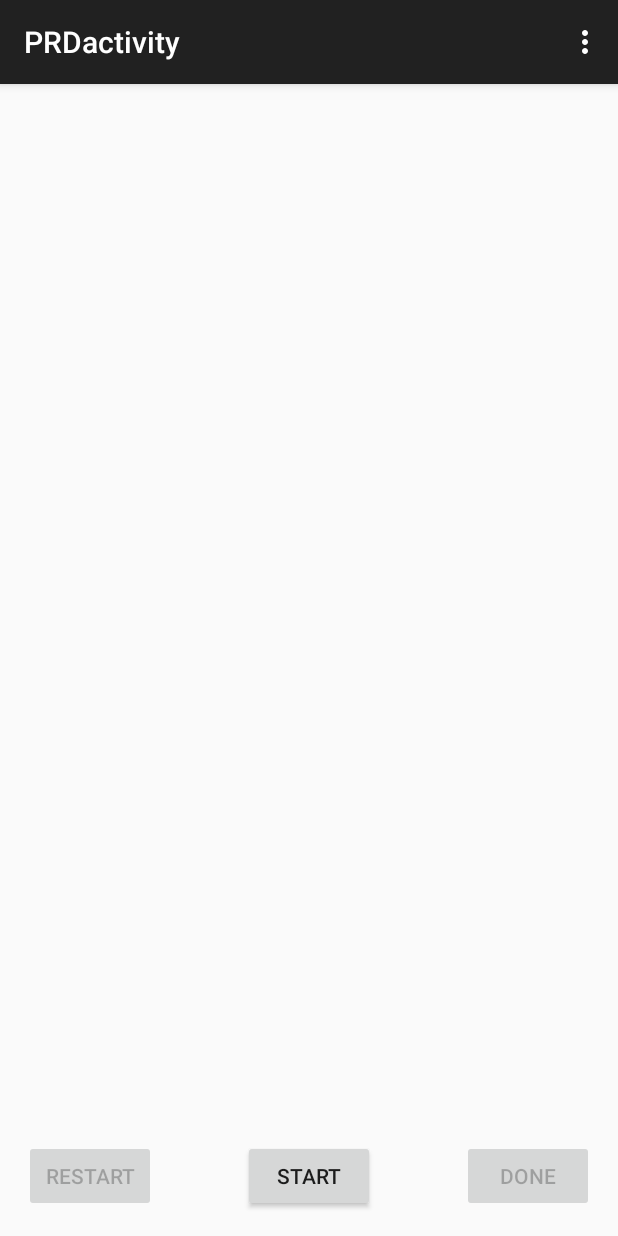
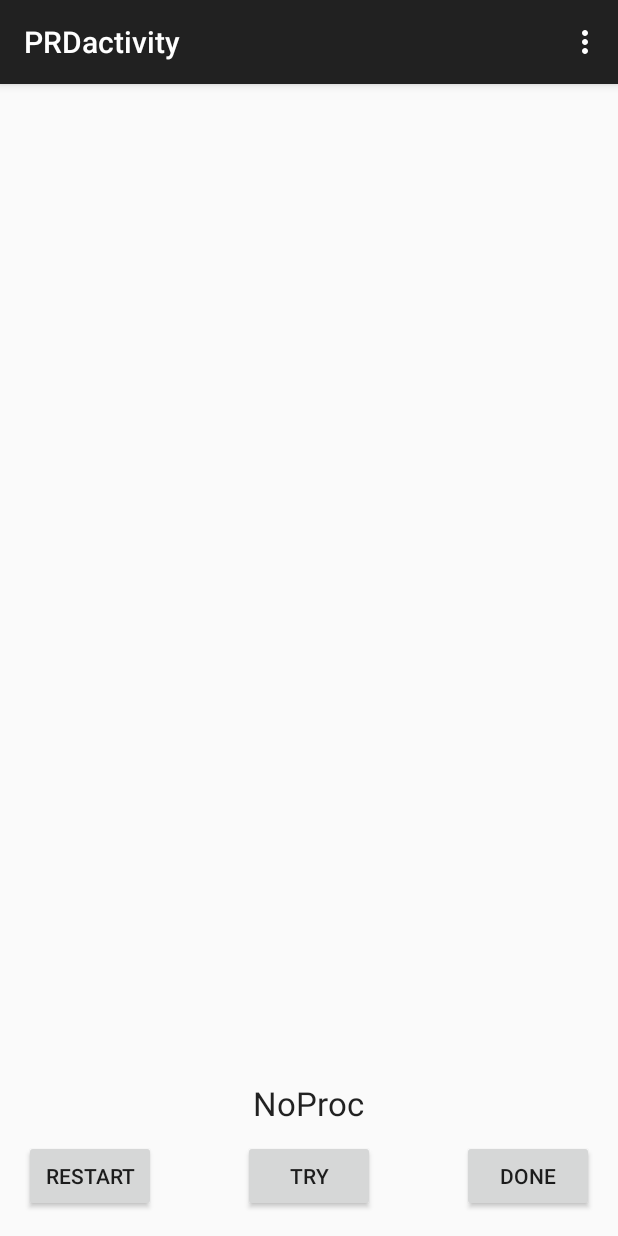
Before and after one commit to RadityaD/PRD_Test_1, an Android app: the PRDactivity screen opened directly, with no data from a screen before it, after a tap on "START", on a phone screen of 412 x 824 dp. Run offline under Robolectric (Android 15) with nearby library versions, the phone set to English and light mode, and no system bars; 1 statement that could not run was skipped.

Commit message:
prd textview udah bagus mirip console

```diff
--- a/app/src/main/res/layout/activity_prdactivity.xml
+++ b/app/src/main/res/layout/activity_prdactivity.xml
@@ -5,6 +5,30 @@
     android:paddingTop="@dimen/activity_vertical_margin"
     android:paddingBottom="@dimen/activity_vertical_margin"
     tools:context="ralobh.prd_test_1.PRDactivity">
+
+    <ScrollView
+        android:layout_width="fill_parent"
+        android:layout_height="200dp"
+        android:id="@+id/scrollView"
+        android:layout_gravity="bottom"
+        android:layout_above="@+id/tryprd_btn"
+        android:layout_alignParentLeft="false"
+        android:layout_alignParentStart="true"
+        android:layout_alignParentEnd="false"
+        android:ellipsize="end"
+        android:scrollHorizontally="false"
+        android:fillViewport="false">
+
+        <TextView
+            android:layout_width="wrap_content"
+            android:layout_height="wrap_content"
+            android:layout_gravity="center|bottom"
+            android:textAppearance="?android:attr/textAppearanceLarge"
+            android:id="@+id/prdView"
+            android:paddingBottom="10dp"
+            android:gravity="bottom"
+            android:ellipsize="end"/>
+    </ScrollView>
 
     <Button
         android:layout_width="wrap_content"
@@ -16,32 +40,6 @@
         android:layout_alignParentBottom="true"
         android:layout_centerHorizontal="true"
         android:enabled="true" />
-
-    <ScrollView
-        android:layout_width="wrap_content"
-        android:layout_height="wrap_content"
-        android:id="@+id/scrollView"
-        android:layout_alignParentRight="true"
-        android:layout_alignParentEnd="true"
-        android:layout_alignParentLeft="true"
-        android:layout_alignParentStart="true"
-        android:layout_above="@+id/tryprd_btn"
-        android:layout_alignParentTop="true">
-
-        <TextView
-            android:layout_width="wrap_content"
-            android:layout_height="wrap_content"
-            android:textAppearance="?android:attr/textAppearanceLarge"
-            android:id="@+id/prdView"
-            android:layout_alignParentTop="true"
-            android:layout_marginTop="186dp"
-            android:layout_above="@+id/tryprd_btn"
-            android:layout_alignParentLeft="true"
-            android:layout_alignParentStart="true"
-            android:layout_alignParentRight="true"
-            android:layout_alignParentEnd="true"
-            android:layout_gravity="center" />
-    </ScrollView>
 
     <Button
         android:layout_width="wrap_content"
```
Also changed, not shown: app/src/main/AndroidManifest.xml (+3 -4 lines), app/src/main/java/ralobh/prd_test_1/PRDactivity.java (+38 -12 lines).
